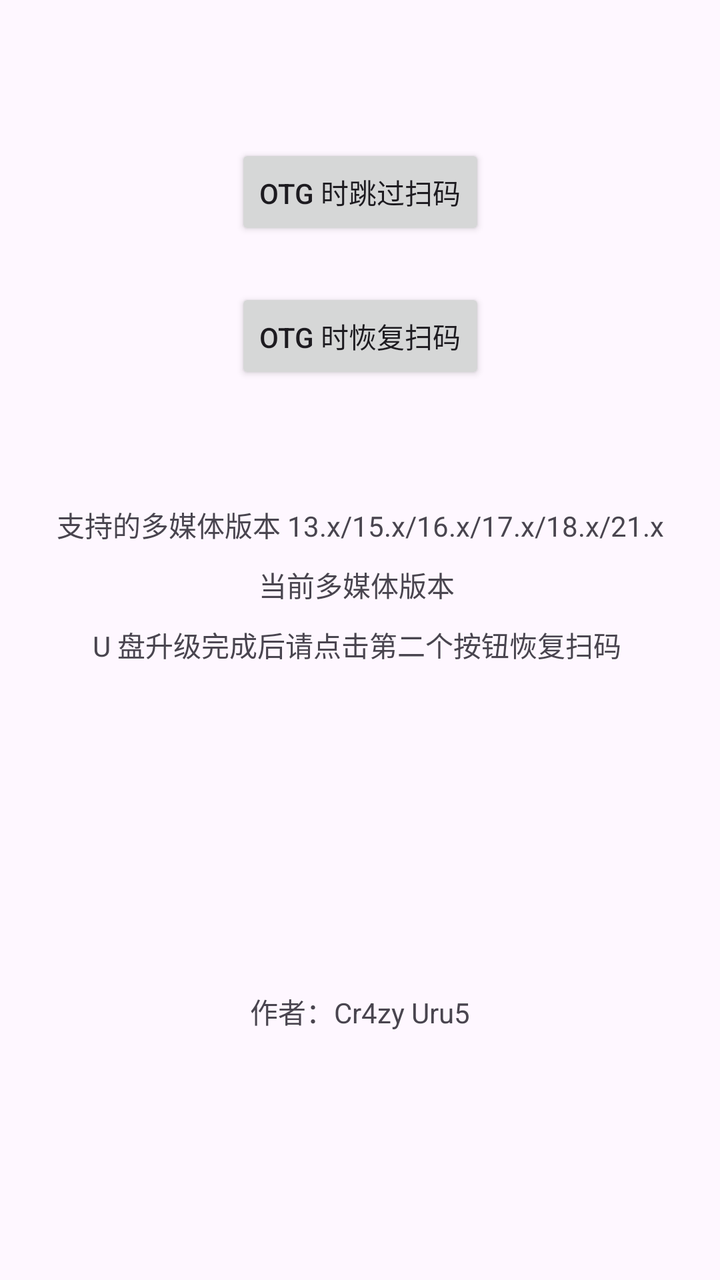
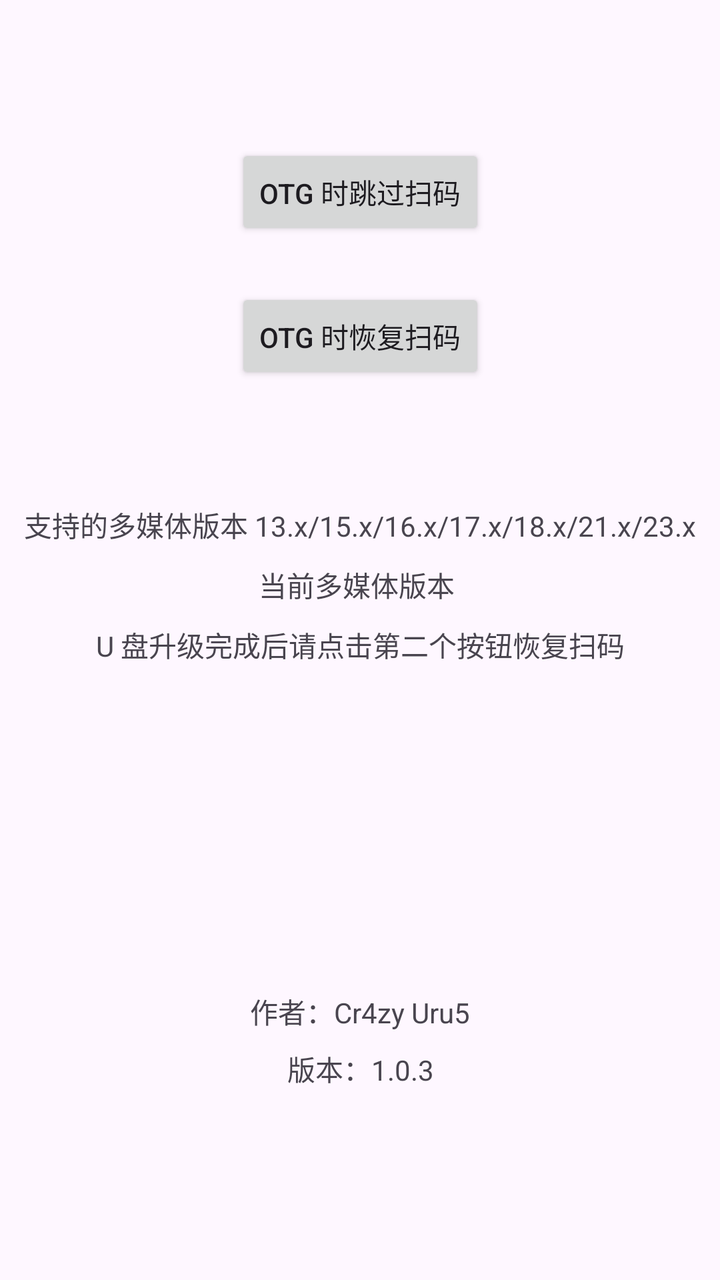

Before-and-after screenshots of an Android layout around one commit, followed by the original layout XML and the change that was made.
<!-- AndroidManifest.xml: activity theme Theme.BYDOTAQRCodeBypass -->
<!-- res/layout/activity_main.xml -->
<?xml version="1.0" encoding="utf-8"?>
<androidx.constraintlayout.widget.ConstraintLayout xmlns:android="http://schemas.android.com/apk/res/android"
    xmlns:app="http://schemas.android.com/apk/res-auto"
    xmlns:tools="http://schemas.android.com/tools"
    android:id="@+id/main"
    android:layout_width="match_parent"
    android:layout_height="match_parent"
    tools:context=".MainActivity">

    <TextView
        android:id="@+id/textView4"
        android:layout_width="wrap_content"
        android:layout_height="wrap_content"
        android:layout_marginStart="24dp"
        android:layout_marginTop="120dp"
        android:layout_marginEnd="24dp"
        android:text="U 盘升级完成后请点击第二个按钮恢复扫码 "
        app:layout_constraintEnd_toEndOf="parent"
        app:layout_constraintStart_toStartOf="parent"
        app:layout_constraintTop_toBottomOf="@+id/button2" />

    <TextView
        android:id="@+id/textView3"
        android:layout_width="wrap_content"
        android:layout_height="wrap_content"
        android:layout_marginStart="24dp"
        android:layout_marginTop="90dp"
        android:layout_marginEnd="24dp"
        android:text="当前多媒体版本 "
        app:layout_constraintEnd_toEndOf="parent"
        app:layout_constraintStart_toStartOf="parent"
        app:layout_constraintTop_toBottomOf="@+id/button2" />

    <Button
        android:id="@+id/button"
        android:layout_width="wrap_content"
        android:layout_height="wrap_content"
        android:layout_marginStart="24dp"
        android:layout_marginTop="72dp"
        android:layout_marginEnd="24dp"
        android:text="OTG 时跳过扫码"
        app:layout_constraintEnd_toEndOf="parent"
        app:layout_constraintStart_toStartOf="parent"
        app:layout_constraintTop_toTopOf="parent" />

    <Button
        android:id="@+id/button2"
        android:layout_width="wrap_content"
        android:layout_height="wrap_content"
        android:layout_marginStart="24dp"
        android:layout_marginTop="24dp"
        android:layout_marginEnd="24dp"
        android:text="OTG 时恢复扫码"
        app:layout_constraintEnd_toEndOf="parent"
        app:layout_constraintStart_toStartOf="parent"
        app:layout_constraintTop_toBottomOf="@+id/button" />

    <TextView
        android:id="@+id/textView"
        android:layout_width="wrap_content"
        android:layout_height="wrap_content"
        android:layout_marginStart="150dp"
        android:layout_marginEnd="150dp"
        android:layout_marginBottom="124dp"
        android:text="作者：Cr4zy Uru5"
        app:layout_constraintBottom_toBottomOf="parent"
        app:layout_constraintEnd_toEndOf="parent"
        app:layout_constraintStart_toStartOf="parent" />

    <TextView
        android:id="@+id/textView2"
        android:layout_width="wrap_content"
        android:layout_height="wrap_content"
        android:layout_marginStart="24dp"
        android:layout_marginTop="60dp"
        android:layout_marginEnd="24dp"
        android:text="支持的多媒体版本 13.x/15.x/16.x/17.x/18.x/21.x"
        app:layout_constraintEnd_toEndOf="parent"
        app:layout_constraintStart_toStartOf="parent"
        app:layout_constraintTop_toBottomOf="@+id/button2" />

</androidx.constraintlayout.widget.ConstraintLayout>
<!-- resources referenced by this layout -->
<resources>
  <style name="Theme.BYDOTAQRCodeBypass" parent="android:Theme.Material.Light.NoActionBar" />
</resources>

<!-- the commit's change to res/layout/activity_main.xml (unified diff, before → after) -->
@@ -5,31 +5,7 @@
     android:id="@+id/main"
     android:layout_width="match_parent"
     android:layout_height="match_parent"
-    tools:context=".MainActivity">
-
-    <TextView
-        android:id="@+id/textView4"
-        android:layout_width="wrap_content"
-        android:layout_height="wrap_content"
-        android:layout_marginStart="24dp"
-        android:layout_marginTop="120dp"
-        android:layout_marginEnd="24dp"
-        android:text="U 盘升级完成后请点击第二个按钮恢复扫码 "
-        app:layout_constraintEnd_toEndOf="parent"
-        app:layout_constraintStart_toStartOf="parent"
-        app:layout_constraintTop_toBottomOf="@+id/button2" />
-
-    <TextView
-        android:id="@+id/textView3"
-        android:layout_width="wrap_content"
-        android:layout_height="wrap_content"
-        android:layout_marginStart="24dp"
-        android:layout_marginTop="90dp"
-        android:layout_marginEnd="24dp"
-        android:text="当前多媒体版本 "
-        app:layout_constraintEnd_toEndOf="parent"
-        app:layout_constraintStart_toStartOf="parent"
-        app:layout_constraintTop_toBottomOf="@+id/button2" />
+    tools:context="com.crazyurus.bydota.qrcodebypass.MainActivity">
 
     <Button
         android:id="@+id/button"
@@ -68,13 +44,50 @@
         app:layout_constraintStart_toStartOf="parent" />
 
     <TextView
+        android:id="@+id/textVersion"
+        android:layout_width="wrap_content"
+        android:layout_height="wrap_content"
+        android:layout_marginStart="150dp"
+        android:layout_marginTop="8dp"
+        android:layout_marginEnd="150dp"
+        android:text="版本：1.0.3"
+        app:layout_constraintEnd_toEndOf="parent"
+        app:layout_constraintHorizontal_bias="0.486"
+        app:layout_constraintStart_toStartOf="parent"
+        app:layout_constraintTop_toBottomOf="@id/textView" />
+
+    <TextView
         android:id="@+id/textView2"
         android:layout_width="wrap_content"
         android:layout_height="wrap_content"
         android:layout_marginStart="24dp"
         android:layout_marginTop="60dp"
         android:layout_marginEnd="24dp"
-        android:text="支持的多媒体版本 13.x/15.x/16.x/17.x/18.x/21.x"
+        android:text="支持的多媒体版本 13.x/15.x/16.x/17.x/18.x/21.x/23.x"
+        app:layout_constraintEnd_toEndOf="parent"
+        app:layout_constraintStart_toStartOf="parent"
+        app:layout_constraintTop_toBottomOf="@+id/button2" />
+
+    <TextView
+        android:id="@+id/textView3"
+        android:layout_width="wrap_content"
+        android:layout_height="wrap_content"
+        android:layout_marginStart="24dp"
+        android:layout_marginTop="90dp"
+        android:layout_marginEnd="24dp"
+        android:text="当前多媒体版本 "
+        app:layout_constraintEnd_toEndOf="parent"
+        app:layout_constraintStart_toStartOf="parent"
+        app:layout_constraintTop_toBottomOf="@+id/button2" />
+
+    <TextView
+        android:id="@+id/textView4"
+        android:layout_width="wrap_content"
+        android:layout_height="wrap_content"
+        android:layout_marginStart="24dp"
+        android:layout_marginTop="120dp"
+        android:layout_marginEnd="24dp"
+        android:text="U 盘升级完成后请点击第二个按钮恢复扫码"
         app:layout_constraintEnd_toEndOf="parent"
         app:layout_constraintStart_toStartOf="parent"
         app:layout_constraintTop_toBottomOf="@+id/button2" />
